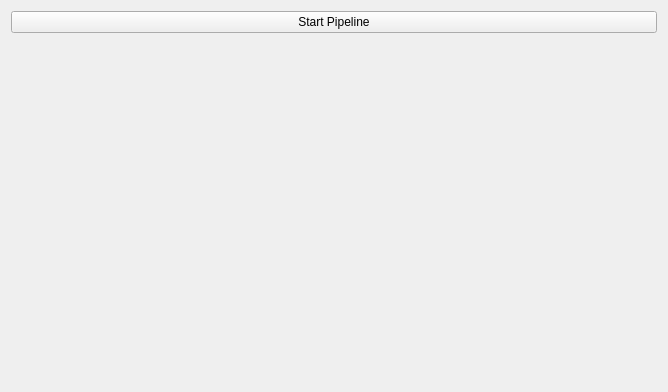
Qt form Plugins/org.mitk.gui.qt.igtlplugin/src/internal/OpenIGTLinkExampleControls.ui (MITK/MITK) before a commit.
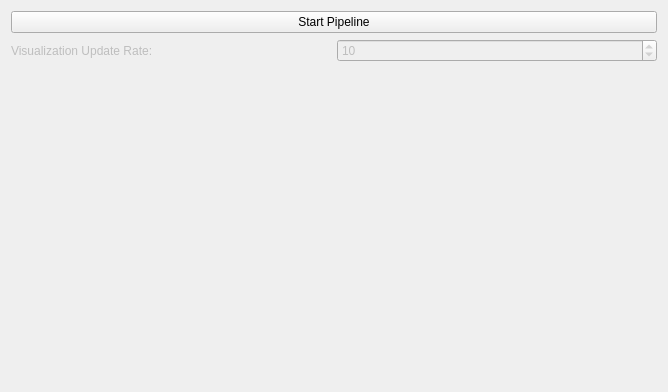
The same form after that commit.

Commit message: Added a spinbox to the igt example to change the visualization update rate

Patch:
```diff
--- a/Plugins/org.mitk.gui.qt.igtlplugin/src/internal/OpenIGTLinkExampleControls.ui
+++ b/Plugins/org.mitk.gui.qt.igtlplugin/src/internal/OpenIGTLinkExampleControls.ui
@@ -29,6 +29,33 @@
        </property>
       </widget>
      </item>
+     <item>
+      <layout class="QHBoxLayout" name="horizontalLayout">
+       <item>
+        <widget class="QLabel" name="label">
+         <property name="enabled">
+          <bool>false</bool>
+         </property>
+         <property name="text">
+          <string>Visualization Update Rate:</string>
+         </property>
+        </widget>
+       </item>
+       <item>
+        <widget class="QSpinBox" name="visualizationUpdateRateSpinBox">
+         <property name="enabled">
+          <bool>false</bool>
+         </property>
+         <property name="maximum">
+          <number>200</number>
+         </property>
+         <property name="value">
+          <number>10</number>
+         </property>
+        </widget>
+       </item>
+      </layout>
+     </item>
      <item>
       <spacer name="spacer2">
        <property name="orientation">
```
The commit also changes 2 other files.
